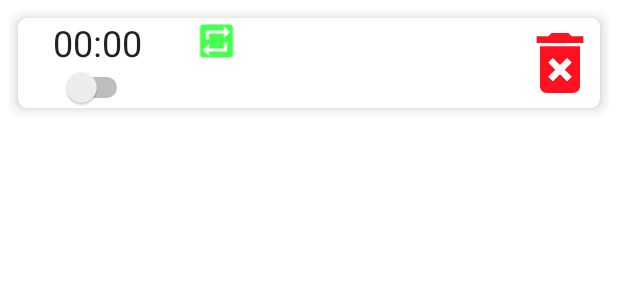
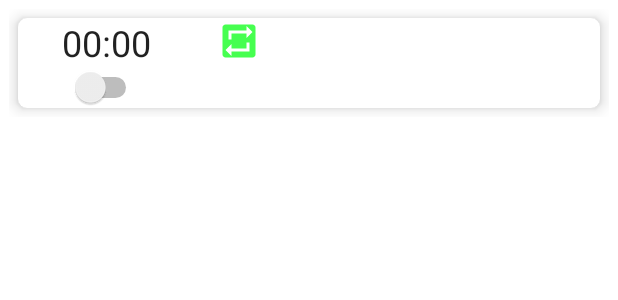
Before and after one commit to minhho89/PRM391x_Asm3, an Android app: the layout alarm_recycler_item.xml on its own in the app's theme, with its tools: preview values and no code run, on a phone screen of 412 x 824 dp. Shown: the top 300 px of the screen. Run offline under Robolectric (Android 15) with nearby library versions, the phone set to English and light mode, and no system bars.

Commit message:
finish delete

```diff
--- a/app/src/main/AndroidManifest.xml
+++ b/app/src/main/AndroidManifest.xml
@@ -14,7 +14,8 @@
         android:roundIcon="@mipmap/ic_launcher_round"
         android:supportsRtl="true"
         android:theme="@style/Theme.AlarmApps">
-        <activity android:name=".activities.AlarmOnActivity"></activity>
+        <activity android:name=".activities.AlarmOnActivity"
+            ></activity>
         <activity android:name=".activities.MainActivity">
             <intent-filter>
                 <action android:name="android.intent.action.MAIN" />
--- a/app/src/main/java/funix/prm/alarmapps/activities/AlarmOnActivity.java
+++ b/app/src/main/java/funix/prm/alarmapps/activities/AlarmOnActivity.java
@@ -8,6 +8,7 @@ import android.os.Bundle;
 import android.view.View;
 import android.widget.Button;
 import android.widget.ImageView;
+import android.widget.TextView;
 
 import androidx.appcompat.app.AppCompatActivity;
 
@@ -22,6 +23,7 @@ public class AlarmOnActivity extends AppCompatActivity {
     Button snoozeBtn;
     ImageView clockImg;
 
+
     @Override
     protected void onCreate(Bundle savedInstanceState) {
         super.onCreate(savedInstanceState);
@@ -30,6 +32,8 @@ public class AlarmOnActivity extends AppCompatActivity {
         dismissBtn = findViewById(R.id.fragment_alarm_dismiss_btn);
         snoozeBtn = findViewById(R.id.fragment_alarm_snooze_btn);
         clockImg = findViewById(R.id.fragment_alarm_imageView);
+
+
 
         dismissBtn.setOnClickListener(new View.OnClickListener() {
             @Override
--- a/app/src/main/java/funix/prm/alarmapps/broadcastReceiver/AlarmBroadcastReceiver.java
+++ b/app/src/main/java/funix/prm/alarmapps/broadcastReceiver/AlarmBroadcastReceiver.java
@@ -8,6 +8,7 @@ import android.widget.Toast;
 
 import java.util.Calendar;
 
+import funix.prm.alarmapps.activities.AlarmOnActivity;
 import funix.prm.alarmapps.services.AlarmService;
 import funix.prm.alarmapps.services.RescheduleAlarmService;
 
@@ -104,6 +105,9 @@ public class AlarmBroadcastReceiver extends BroadcastReceiver {
         } else {
             context.startService(intentService);
         }
+
+
+
     }
 
     /**
--- a/app/src/main/java/funix/prm/alarmapps/createalarm/AlarmViewHolder.java
+++ b/app/src/main/java/funix/prm/alarmapps/createalarm/AlarmViewHolder.java
@@ -1,5 +1,6 @@
 package funix.prm.alarmapps.createalarm;
 
+import android.app.Activity;
 import android.view.View;
 import android.widget.CompoundButton;
 import android.widget.ImageButton;
@@ -11,6 +12,8 @@ import androidx.annotation.NonNull;
 import androidx.recyclerview.widget.RecyclerView;
 
 import funix.prm.alarmapps.R;
+import funix.prm.alarmapps.activities.AlarmOnActivity;
+import funix.prm.alarmapps.activities.MainActivity;
 import funix.prm.alarmapps.data.AlarmDatabaseHelper;
 
 public class AlarmViewHolder extends RecyclerView.ViewHolder {
@@ -31,7 +34,6 @@ public class AlarmViewHolder extends RecyclerView.ViewHolder {
         txtAlarmTitle = itemView.findViewById(R.id.item_txt_alarmTitle);
         swtStarted = itemView.findViewById(R.id.item_swt_started);
         imgRecurring = itemView.findViewById(R.id.item_img_recurring);
-        btnDelete = itemView.findViewById(R.id.item_btn_delete);
 
         this.toggleListener = toggleListener;
     }
@@ -101,7 +103,6 @@ public class AlarmViewHolder extends RecyclerView.ViewHolder {
         String alarmClockText = String.format("%02d:%02d", alarm.getHour(), alarm.getMinute());
 
         txtAlarmClock.setText(alarmClockText);
-
         swtStarted.setChecked(alarm.getStarted() == 1);
 
         swtStarted.setOnCheckedChangeListener(new CompoundButton.OnCheckedChangeListener() {
@@ -124,6 +125,7 @@ public class AlarmViewHolder extends RecyclerView.ViewHolder {
         } else {
             txtAlarmTitle.setText("No title");
         }
+
     }
 
 
--- a/app/src/main/java/funix/prm/alarmapps/data/AlarmDatabaseHelper.java
+++ b/app/src/main/java/funix/prm/alarmapps/data/AlarmDatabaseHelper.java
@@ -386,4 +386,9 @@ public class AlarmDatabaseHelper extends SQLiteOpenHelper {
         }
     }
 
+    public void deleteAllData() {
+        SQLiteDatabase db = this.getWritableDatabase();
+        db.execSQL("DELETE FROM " + TABLE_NAME);
+    }
+
 }
--- a/app/src/main/res/drawable/ic_delete.xml
+++ b/app/src/main/res/drawable/ic_delete.xml
@@ -1,10 +1,5 @@
-<vector xmlns:android="http://schemas.android.com/apk/res/android"
-    android:width="24dp"
-    android:height="24dp"
-    android:tint="#FF1120"
-    android:viewportWidth="24"
-    android:viewportHeight="24">
-    <path
-        android:fillColor="@android:color/white"
-        android:pathData="M6,19c0,1.1 0.9,2 2,2h8c1.1,0 2,-0.9 2,-2L18,7L6,7v12zM8.46,11.88l1.41,-1.41L12,12.59l2.12,-2.12 1.41,1.41L13.41,14l2.12,2.12 -1.41,1.41L12,15.41l-2.12,2.12 -1.41,-1.41L10.59,14l-2.13,-2.12zM15.5,4l-1,-1h-5l-1,1L5,4v2h14L19,4z" />
+<vector android:height="24dp" android:tint="#FFFFFF"
+    android:viewportHeight="24" android:viewportWidth="24"
+    android:width="24dp" xmlns:android="http://schemas.android.com/apk/res/android">
+    <path android:fillColor="@android:color/white" android:pathData="M6,19c0,1.1 0.9,2 2,2h8c1.1,0 2,-0.9 2,-2V7H6v12zM19,4h-3.5l-1,-1h-5l-1,1H5v2h14V4z"/>
 </vector>
--- a/app/src/main/res/layout/alarm_recycler_item.xml
+++ b/app/src/main/res/layout/alarm_recycler_item.xml
@@ -71,15 +71,6 @@
                     android:textAppearance="@style/TextAppearance.AppCompat.Title" />
             </LinearLayout>
 
-            <ImageButton
-                android:id="@+id/item_btn_delete"
-                android:layout_width="wrap_content"
-                android:layout_height="match_parent"
-                android:layout_weight="1"
-                android:background="?android:attr/selectableItemBackground"
-                android:scaleType="fitCenter"
-                android:src="@drawable/ic_delete" />
-
         </LinearLayout>
     </androidx.cardview.widget.CardView>
 </LinearLayout>
--- a/app/src/main/res/values/strings.xml
+++ b/app/src/main/res/values/strings.xml
@@ -18,8 +18,13 @@
     <string name="snooze_btn">Snooze</string>
     <string name="dismiss_btn">Dismiss</string>
     <string name="create_btn">Create alarm</string>
+    <string name="delete_all_btn">Delete all</string>
 
     <string name="alarm_list_heading">ALARM LIST</string>
 
+    <string name="delete_all_confirm">Delete all data?</string>
+    <string name="delete_all_sure">Are you sure you want to delete all data?</string>
+    <string name="yes_confirm">Yes</string>
+    <string name="no_confirm">No</string>
 
 </resources>
```
Also changed, not shown: app/src/main/java/funix/prm/alarmapps/activities/MainActivity.java (+48 -0 lines), app/src/main/java/funix/prm/alarmapps/services/AlarmService.java (+7 -0 lines), app/src/main/res/layout/activity_alarm_on.xml (+0 -9 lines), app/src/main/res/menu/my_menu.xml (added, +10 -0 lines).
